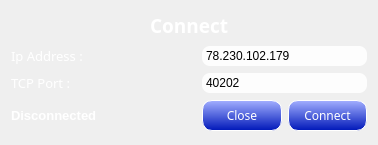
This is Client/ClientV2/NewBabelClient/ConnectWindow.ui in AGuismo/V-and-Co-Babel as Qt 5 draws it before an edit. The edited form follows.
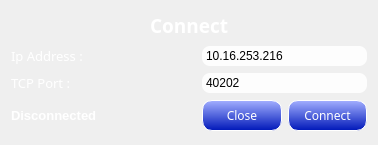
This is the edited form. Icons and pictures are not drawn.

The edit to the form file:
```diff
--- a/Client/ClientV2/NewBabelClient/ConnectWindow.ui
+++ b/Client/ClientV2/NewBabelClient/ConnectWindow.ui
@@ -104,7 +104,7 @@
 padding: 2px;</string>
      </property>
      <property name="text">
-      <string>78.230.102.179</string>
+      <string>10.16.253.216</string>
      </property>
      <property name="maxLength">
       <number>42</number>
```
